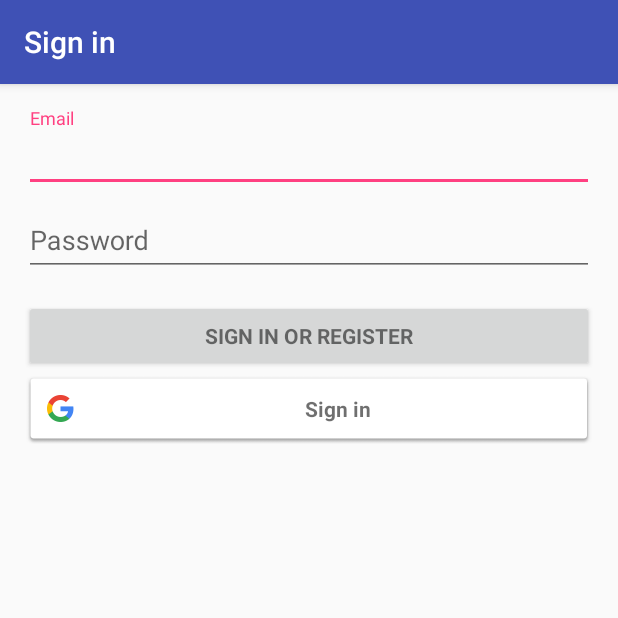
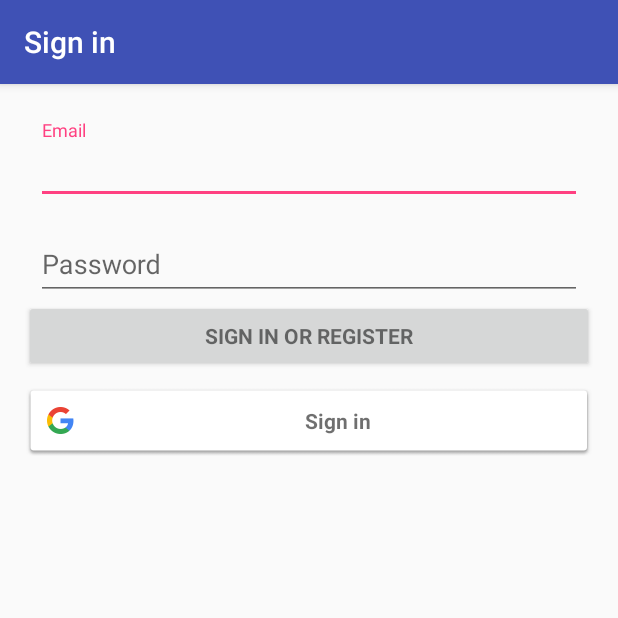
Before and after one commit to iteach12/NaverRecognitionApiTest, an Android app: the screen it shows after launch (LoginActivity), on a phone screen of 412 x 824 dp, the top half of it. Run offline under Robolectric (Android 15) with nearby library versions, the phone set to English and light mode, and no system bars; our stand-ins replace Firebase (no records; nobody signed in at launch, a user with empty details on screens opened directly); 2 statements that could not run were skipped.

Commit message:
로그인 디자인 변경
ConstraintLayout 추가했음.

```diff
--- a/app/build.gradle
+++ b/app/build.gradle
@@ -19,22 +19,20 @@ android {
 }
 
 dependencies {
-    implementation fileTree(dir: 'libs', include: ['*.jar'])
+    implementation fileTree(include: ['*.jar'], dir: 'libs')
     implementation 'com.android.support:appcompat-v7:26.1.0'
     implementation 'com.android.support.constraint:constraint-layout:1.0.2'
     implementation 'com.android.support:design:26.1.0'
     testImplementation 'junit:junit:4.12'
     androidTestImplementation 'com.android.support.test:runner:1.0.1'
     androidTestImplementation 'com.android.support.test.espresso:espresso-core:3.0.1'
-
     compile 'com.naver.speech.clientapi:naverspeech-sdk-android:1.1.3'
-
     //파이어베이스 기본
     compile 'com.google.firebase:firebase-core:11.2.0'
-
     //파이어베이스 구글 로그인
     compile 'com.google.firebase:firebase-auth:11.2.0'
     compile 'com.google.android.gms:play-services-auth:11.2.0'
+    implementation 'com.android.support:design:26.1.0'
 }
 
 apply plugin: 'com.google.gms.google-services'
--- a/app/src/main/res/layout/activity_login.xml
+++ b/app/src/main/res/layout/activity_login.xml
@@ -1,4 +1,5 @@
 <LinearLayout xmlns:android="http://schemas.android.com/apk/res/android"
+    xmlns:app="http://schemas.android.com/apk/res-auto"
     xmlns:tools="http://schemas.android.com/tools"
     android:layout_width="match_parent"
     android:layout_height="match_parent"
@@ -24,20 +25,28 @@
         android:layout_width="match_parent"
         android:layout_height="match_parent">
 
-        <LinearLayout
+        <android.support.constraint.ConstraintLayout
             android:id="@+id/email_login_form"
             android:layout_width="match_parent"
-            android:layout_height="wrap_content"
-            android:orientation="vertical">
+            android:layout_height="match_parent">
 
             <android.support.design.widget.TextInputLayout
-                android:layout_width="match_parent"
-                android:layout_height="wrap_content">
+                android:id="@+id/textInputLayout2"
+                android:layout_width="0dp"
+                android:layout_height="wrap_content"
+                android:layout_marginEnd="8dp"
+                android:layout_marginStart="8dp"
+                android:layout_marginTop="8dp"
+                app:layout_constraintEnd_toEndOf="parent"
+                app:layout_constraintHorizontal_bias="0.501"
+                app:layout_constraintStart_toStartOf="parent"
+                app:layout_constraintTop_toTopOf="parent"
+                tools:ignore="MissingConstraints">
 
                 <AutoCompleteTextView
                     android:id="@+id/email"
                     android:layout_width="match_parent"
-                    android:layout_height="wrap_content"
+                    android:layout_height="match_parent"
                     android:hint="@string/prompt_email"
                     android:inputType="textEmailAddress"
                     android:maxLines="1"
@@ -46,13 +55,22 @@
             </android.support.design.widget.TextInputLayout>
 
             <android.support.design.widget.TextInputLayout
-                android:layout_width="match_parent"
-                android:layout_height="wrap_content">
+                android:id="@+id/textInputLayout"
+                android:layout_width="0dp"
+                android:layout_height="wrap_content"
+                android:layout_marginEnd="8dp"
+                android:layout_marginStart="8dp"
+                android:layout_marginTop="8dp"
+                app:layout_constraintEnd_toEndOf="parent"
+                app:layout_constraintHorizontal_bias="0.501"
+                app:layout_constraintStart_toStartOf="parent"
+                app:layout_constraintTop_toBottomOf="@+id/textInputLayout2"
+                tools:ignore="MissingConstraints">
 
                 <EditText
                     android:id="@+id/password"
                     android:layout_width="match_parent"
-                    android:layout_height="wrap_content"
+                    android:layout_height="match_parent"
                     android:hint="@string/prompt_password"
                     android:imeActionId="6"
                     android:imeActionLabel="@string/action_sign_in_short"
@@ -68,18 +86,22 @@
                 style="?android:textAppearanceSmall"
                 android:layout_width="match_parent"
                 android:layout_height="wrap_content"
-                android:layout_marginTop="16dp"
                 android:text="@string/action_sign_in"
-                android:textStyle="bold" />
+                android:textStyle="bold"
+                app:layout_constraintTop_toBottomOf="@+id/textInputLayout"
+                tools:ignore="MissingConstraints"
+                tools:layout_editor_absoluteX="0dp" />
+
             <com.google.android.gms.common.SignInButton
+                android:id="@+id/google_sign_in_button"
                 android:layout_width="match_parent"
                 android:layout_height="wrap_content"
-                android:id="@+id/google_sign_in_button"
-                />
+                android:layout_marginTop="8dp"
+                app:layout_constraintTop_toBottomOf="@+id/email_sign_in_button"
+                tools:ignore="MissingConstraints"
+                tools:layout_editor_absoluteX="0dp" />
 
 
-
-
-        </LinearLayout>
+        </android.support.constraint.ConstraintLayout>
     </ScrollView>
 </LinearLayout>
```
